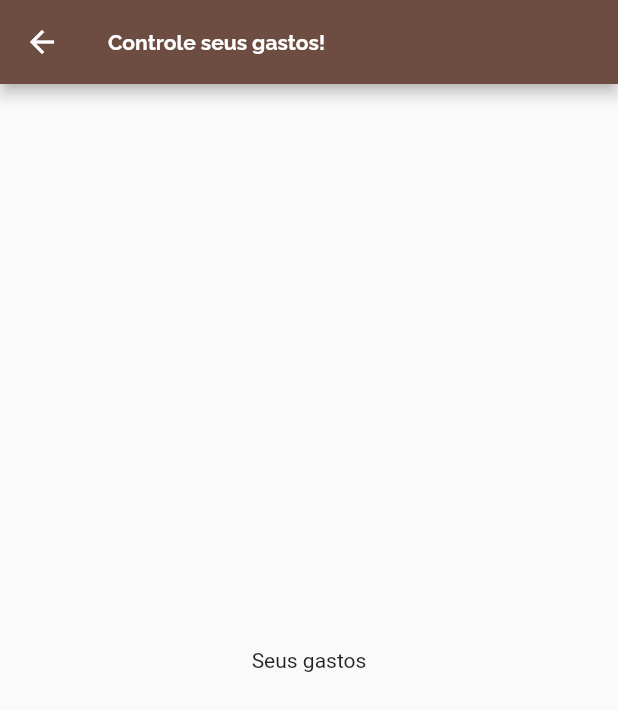
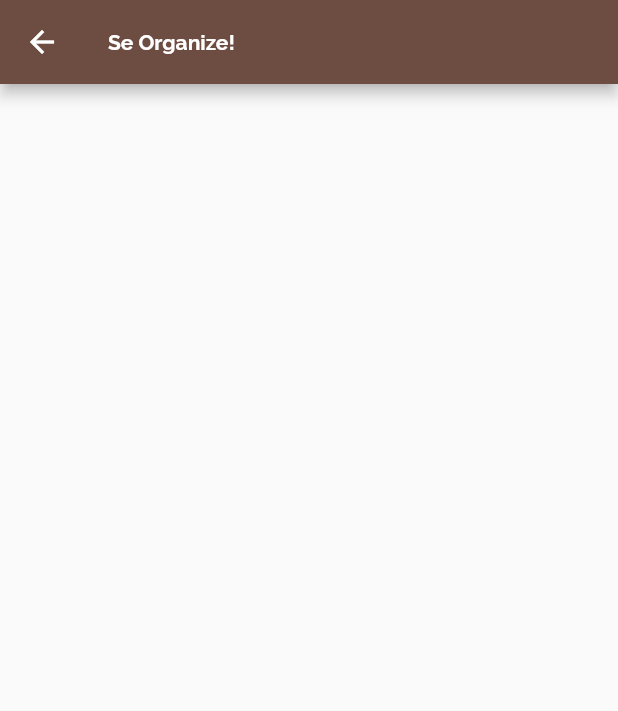
Before and after one commit to VitorL02/Vlanner, a Flutter app: the screen it shows after launch, after a tap on "Planner", on a phone screen of 412 x 824 dp. Shown: the top 711 px of the screen. Run offline on Flutter 3.47's test engine with Material 2 defaults, Android fonts, the phone set to English and light mode, and no system bars.

Commit message:
Adicionado style no botão,a bottom bar e shifting(agora somente o icone aparece antes do tap do usuario),criação da navegação pra tela do planner,criação da tela do planner

```diff
--- a/lib/main.dart
+++ b/lib/main.dart
@@ -26,11 +26,15 @@ class Vlanner extends StatelessWidget {
                 fontWeight: FontWeight.bold,
               )),
           textTheme: TextTheme(
+              subtitle: TextStyle(
+                  fontFamily: 'Raleway',
+                  fontSize: 17,
+                  fontWeight: FontWeight.bold),
               // ignore: deprecated_member_use
               title: TextStyle(
-            fontFamily: 'Nunito',
-            fontSize: 20,
-          ))),
+                fontFamily: 'Nunito',
+                fontSize: 20,
+              ))),
       title: 'Vlanner Planeje e se Organize',
       home: ScreenHome(),
       routes: {'/costs': (ctx) => CostsScreen()},
--- a/lib/models/screenInformationsClass.dart
+++ /dev/null
@@ -1,12 +0,0 @@
-import 'package:flutter/material.dart';
-import 'package:flutter/cupertino.dart';
-
-class ScreenInformation {
-  final int id;
-  final String title;
-
-  const ScreenInformation({
-    @required this.id,
-    @required this.title,
-  });
-}
--- a/lib/screens/CostsScreen.dart
+++ b/lib/screens/CostsScreen.dart
@@ -1,11 +1,8 @@
 import 'package:flutter/material.dart';
-import 'package:vlanner/models/screenInformationsClass.dart';
 
 class CostsScreen extends StatelessWidget {
   @override
   Widget build(BuildContext context) {
-    final select =
-        ModalRoute.of(context).settings.arguments as ScreenInformation;
     return Scaffold(
       appBar: AppBar(
         title: Text('Controle seus gastos!'),
--- /dev/null
+++ b/lib/screens/PlannerScreen.dart
@@ -0,0 +1,10 @@
+import 'package:flutter/material.dart';
+
+class PlannerScreen extends StatelessWidget {
+  @override
+  Widget build(BuildContext context) {
+    return Scaffold(
+      appBar: AppBar(title: Text('Se Organize!')),
+    );
+  }
+}
--- a/lib/screens/homeScreen.dart
+++ b/lib/screens/homeScreen.dart
@@ -1,5 +1,6 @@
 import 'package:flutter/material.dart';
 import 'CostsScreen.dart';
+import 'PlannerScreen.dart';
 
 class ScreenHome extends StatefulWidget {
   @override
@@ -9,19 +10,33 @@ class ScreenHome extends StatefulWidget {
 int _indexSelect = 0;
 
 class _ScreenHomeState extends State<ScreenHome> {
+  void _goCostScreen(BuildContext context) {
+    Navigator.push(
+      context,
+      MaterialPageRoute(builder: (context) => CostsScreen()),
+    );
+  }
+
+  void _goPlannerScreen(BuildContext context) {
+    Navigator.push(
+      context,
+      MaterialPageRoute(builder: (context) => PlannerScreen()),
+    );
+  }
+
   //a função que sera usada no ontap para mostrar qual opção do app bar esta selecionada
   void _barItemSelect(int index) {
     setState(() {
       _indexSelect = index;
-      print(_indexSelect);
     });
-  }
-
-  void _goScreen(BuildContext context) {
-    Navigator.push(
-      context,
-      MaterialPageRoute(builder: (context) => CostsScreen()),
-    );
+    if (index == 2) {
+      _goCostScreen(context);
+    }
+    ;
+    if (index == 1) {
+      _goPlannerScreen(context);
+    }
+    ;
   }
 
   Widget build(BuildContext context) {
@@ -41,7 +56,7 @@ class _ScreenHomeState extends State<ScreenHome> {
           Column(
             children: [
               Container(
-                  margin: EdgeInsets.all(20),
+                  margin: EdgeInsets.all(15),
                   height: 170,
                   width: double.infinity,
                   child: Column(
@@ -54,16 +69,31 @@ class _ScreenHomeState extends State<ScreenHome> {
                           style: Theme.of(context).textTheme.title,
                         ),
                       ),
-                      Row(
-                        children: <Widget>[
-                          Card(
+                      CircleAvatar(
+                        backgroundColor: Colors.brown.shade800,
+                        child: Text('AH'),
+                      ),
+                      Align(
+                        alignment: Alignment(0.60, -0.80),
+                        child: Container(
+                          child: Card(
                             elevation: 5,
                             margin: EdgeInsets.all(10),
-                            child: Container(
-                              child: Text('nome '),
+                            child: Column(
+                              children: [
+                                Text('Nome ',
+                                    style:
+                                        Theme.of(context).textTheme.subtitle),
+                                Text('Tarefas Restante: ',
+                                    style:
+                                        Theme.of(context).textTheme.subtitle),
+                                Text('Dinheiro Restante: ',
+                                    style:
+                                        Theme.of(context).textTheme.subtitle),
+                              ],
                             ),
                           ),
-                        ],
+                        ),
                       ),
                     ],
                   ),
@@ -83,10 +113,17 @@ class _ScreenHomeState extends State<ScreenHome> {
                 width: 120,
                 decoration: BoxDecoration(
                     borderRadius: BorderRadius.circular(15),
-                    color: Colors.white.withOpacity(0.8)),
+                    gradient: LinearGradient(
+                      colors: [
+                        Colors.blue[100].withOpacity(0.8),
+                        Colors.blue[400]
+                      ],
+                      begin: Alignment.topRight,
+                      end: Alignment.bottomLeft,
+                    )),
                 // ignore: deprecated_member_use
                 child: FlatButton(
-                  onPressed: () => _goScreen(context),
+                  onPressed: () => _goCostScreen(context),
                   child: Text(
                     'Controle de despesas',
                     textAlign: TextAlign.center,
@@ -101,10 +138,17 @@ class _ScreenHomeState extends State<ScreenHome> {
                 width: 120,
                 decoration: BoxDecoration(
                     borderRadius: BorderRadius.circular(15),
-                    color: Colors.white.withOpacity(0.8)),
+                    gradient: LinearGradient(
+                      colors: [
+                        Colors.deepPurple[400].withOpacity(0.8),
+                        Colors.purple[700]
+                      ],
+                      begin: Alignment.topRight,
+                      end: Alignment.bottomLeft,
+                    )),
                 // ignore: deprecated_member_use
                 child: FlatButton(
-                  onPressed: () => _goScreen(context),
+                  onPressed: () => _goPlannerScreen(context),
                   child: Text(
                     'Planner',
                     textAlign: TextAlign.center,
@@ -118,25 +162,30 @@ class _ScreenHomeState extends State<ScreenHome> {
         ]),
         //Barra de opções
         bottomNavigationBar: BottomNavigationBar(
+          //BottomaNavigationBarr.Shifting faz a bar mostrar somente o icone,quando o usuario faz o tap, a label e mostrada
+          type: BottomNavigationBarType.shifting,
           backgroundColor: Colors.brown,
           items: const <BottomNavigationBarItem>[
             BottomNavigationBarItem(
               icon: Icon(Icons.home),
               label: 'Home',
+              backgroundColor: Colors.brown,
             ),
             BottomNavigationBarItem(
               icon: Icon(Icons.perm_contact_calendar),
               label: 'Planner',
+              backgroundColor: Colors.brown,
             ),
             BottomNavigationBarItem(
               icon: Icon(Icons.attach_money),
               label: 'Gastos',
+              backgroundColor: Colors.brown,
             ),
           ],
 
           //Pega o index e de acordo com o clique,mostra qual item da bar esta selecionada
           currentIndex: _indexSelect,
-          selectedItemColor: Colors.brown[100],
+          selectedItemColor: Colors.white,
           onTap: _barItemSelect,
         ));
   }
```
